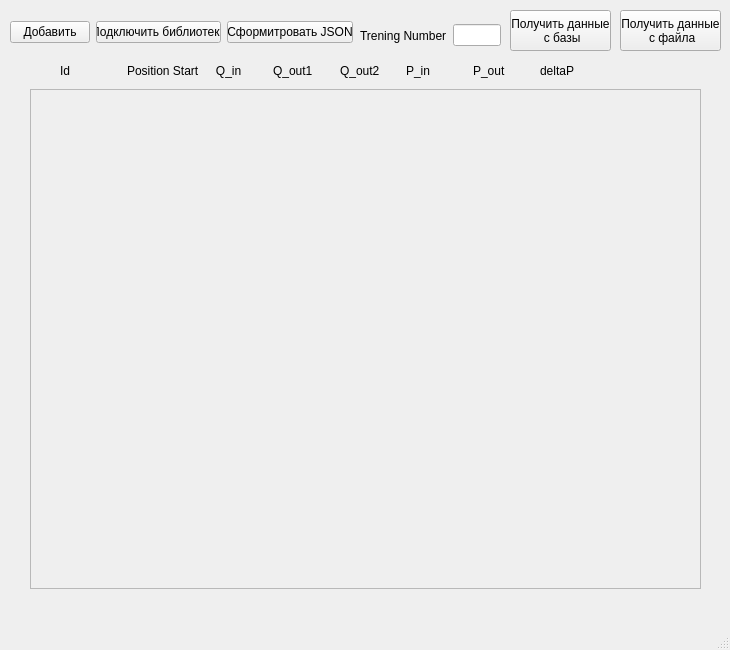
Above: startValueJSON/mainwindow.ui from creusova/startValueJSON before the change. Below: the same form after it.
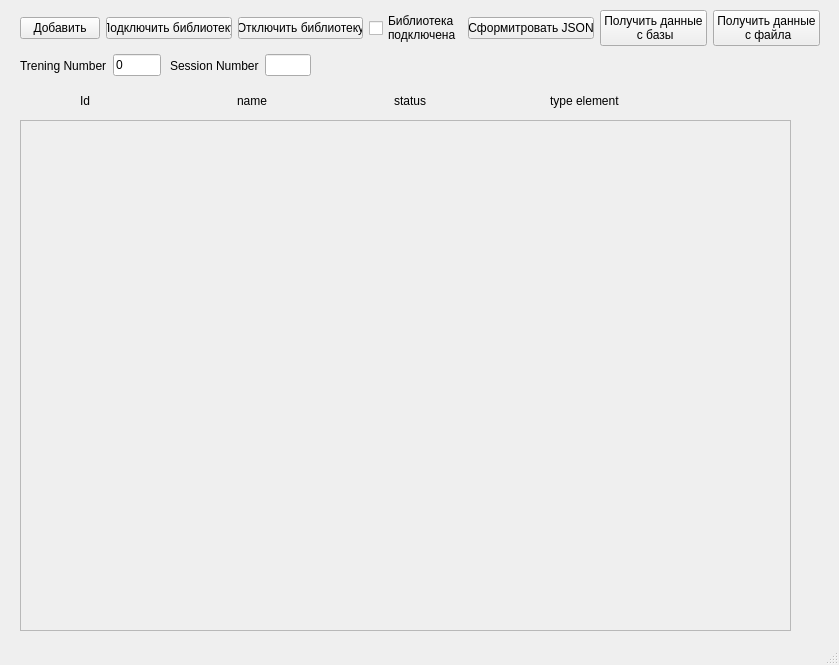
That is the form after the change.

Commit message: Добавила кнопку Отключить библиотеку Добавила чек бокс (подключена/отключена библиотека) id и type_element переделаны в формат число

Patch:
```diff
--- a/startValueJSON/mainwindow.ui
+++ b/startValueJSON/mainwindow.ui
@@ -6,8 +6,8 @@
    <rect>
     <x>0</x>
     <y>0</y>
-    <width>730</width>
-    <height>650</height>
+    <width>839</width>
+    <height>665</height>
    </rect>
   </property>
   <property name="windowTitle">
@@ -17,10 +17,10 @@
    <widget class="QWidget" name="verticalLayoutWidget_2">
     <property name="geometry">
      <rect>
-      <x>10</x>
-      <y>20</y>
-      <width>343</width>
-      <height>25</height>
+      <x>20</x>
+      <y>10</y>
+      <width>800</width>
+      <height>36</height>
      </rect>
     </property>
     <layout class="QHBoxLayout" name="horizontalLayout">
@@ -38,6 +38,21 @@
        </property>
       </widget>
      </item>
+     <item>
+      <widget class="QPushButton" name="closeLib">
+       <property name="text">
+        <string>Отключить библиотеку</string>
+       </property>
+      </widget>
+     </item>
+     <item>
+      <widget class="QCheckBox" name="checkLib">
+       <property name="text">
+        <string>Библиотека
+подключена</string>
+       </property>
+      </widget>
+     </item>
      <item>
       <widget class="QPushButton" name="JSONButton">
        <property name="text">
@@ -45,15 +60,97 @@
        </property>
       </widget>
      </item>
+     <item>
+      <widget class="QPushButton" name="receiveDataBDButton">
+       <property name="text">
+        <string>Получить данные
+ с базы</string>
+       </property>
+      </widget>
+     </item>
+     <item>
+      <widget class="QPushButton" name="receiveDataFileButton">
+       <property name="text">
+        <string>Получить данные
+ с файла</string>
+       </property>
+      </widget>
+     </item>
+    </layout>
+   </widget>
+   <widget class="QWidget" name="layoutWidget">
+    <property name="geometry">
+     <rect>
+      <x>20</x>
+      <y>50</y>
+      <width>141</width>
+      <height>31</height>
+     </rect>
+    </property>
+    <layout class="QHBoxLayout" name="horizontalLayout_3">
+     <item>
+      <widget class="QLabel" name="label_7">
+       <property name="text">
+        <string>Trening Number</string>
+       </property>
+      </widget>
+     </item>
+     <item>
+      <widget class="QLineEdit" name="numberTrening">
+       <property name="text">
+        <string>0</string>
+       </property>
+      </widget>
+     </item>
+    </layout>
+   </widget>
+   <widget class="QWidget" name="horizontalLayoutWidget">
+    <property name="geometry">
+     <rect>
+      <x>80</x>
+      <y>90</y>
+      <width>621</width>
+      <height>21</height>
+     </rect>
+    </property>
+    <layout class="QHBoxLayout" name="horizontalLayout_2">
+     <item>
+      <widget class="QLabel" name="label_3">
+       <property name="text">
+        <string>Id</string>
+       </property>
+      </widget>
+     </item>
+     <item>
+      <widget class="QLabel" name="label_2">
+       <property name="text">
+        <string>name</string>
+       </property>
+      </widget>
+     </item>
+     <item>
+      <widget class="QLabel" name="label">
+       <property name="text">
+        <string>status</string>
+       </property>
+      </widget>
+     </item>
+     <item>
+      <widget class="QLabel" name="label_6">
+       <property name="text">
+        <string>type element</string>
+       </property>
+      </widget>
+     </item>
     </layout>
    </widget>
    <widget class="QScrollArea" name="Scroll">
     <property name="geometry">
      <rect>
-      <x>30</x>
-      <y>89</y>
-      <width>671</width>
-      <height>500</height>
+      <x>20</x>
+      <y>120</y>
+      <width>771</width>
+      <height>511</height>
      </rect>
     </property>
     <property name="layoutDirection">
@@ -70,130 +167,34 @@
       <rect>
        <x>0</x>
        <y>0</y>
-       <width>669</width>
-       <height>498</height>
+       <width>769</width>
+       <height>509</height>
       </rect>
      </property>
     </widget>
    </widget>
-   <widget class="QWidget" name="horizontalLayoutWidget">
+   <widget class="QWidget" name="layoutWidget_2">
     <property name="geometry">
      <rect>
-      <x>60</x>
-      <y>60</y>
-      <width>541</width>
-      <height>21</height>
+      <x>170</x>
+      <y>50</y>
+      <width>141</width>
+      <height>31</height>
      </rect>
     </property>
-    <layout class="QHBoxLayout" name="horizontalLayout_2">
-     <item>
-      <widget class="QLabel" name="label_3">
-       <property name="text">
-        <string>Id</string>
-       </property>
-      </widget>
-     </item>
-     <item>
-      <widget class="QLabel" name="label_2">
-       <property name="text">
-        <string>Position Start</string>
-       </property>
-      </widget>
-     </item>
-     <item>
-      <widget class="QLabel" name="label">
-       <property name="text">
-        <string>   Q_in</string>
-       </property>
-      </widget>
-     </item>
-     <item>
-      <widget class="QLabel" name="label_6">
-       <property name="text">
-        <string>Q_out1</string>
-       </property>
-      </widget>
-     </item>
-     <item>
-      <widget class="QLabel" name="label_5">
-       <property name="text">
-        <string>Q_out2</string>
-       </property>
-      </widget>
-     </item>
-     <item>
-      <widget class="QLabel" name="label_4">
-       <property name="text">
-        <string>P_in</string>
-       </property>
-      </widget>
-     </item>
+    <layout class="QHBoxLayout" name="horizontalLayout_4">
      <item>
       <widget class="QLabel" name="label_8">
        <property name="text">
-        <string>P_out</string>
+        <string>Session Number</string>
        </property>
       </widget>
      </item>
      <item>
-      <widget class="QLabel" name="label_9">
-       <property name="text">
-        <string>deltaP</string>
-       </property>
-      </widget>
+      <widget class="QLineEdit" name="numberTrening_2"/>
      </item>
     </layout>
    </widget>
-   <widget class="QWidget" name="layoutWidget">
-    <property name="geometry">
-     <rect>
-      <x>360</x>
-      <y>20</y>
-      <width>141</width>
-      <height>31</height>
-     </rect>
-    </property>
-    <layout class="QHBoxLayout" name="horizontalLayout_3">
-     <item>
-      <widget class="QLabel" name="label_7">
-       <property name="text">
-        <string>Trening Number</string>
-       </property>
-      </widget>
-     </item>
-     <item>
-      <widget class="QLineEdit" name="numberTrening"/>
-     </item>
-    </layout>
-   </widget>
-   <widget class="QPushButton" name="receiveDataBDButton">
-    <property name="geometry">
-     <rect>
-      <x>510</x>
-      <y>10</y>
-      <width>101</width>
-      <height>41</height>
-     </rect>
-    </property>
-    <property name="text">
-     <string>Получить данные
- с базы</string>
-    </property>
-   </widget>
-   <widget class="QPushButton" name="receiveDataFileButton">
-    <property name="geometry">
-     <rect>
-      <x>620</x>
-      <y>10</y>
-      <width>101</width>
-      <height>41</height>
-     </rect>
-    </property>
-    <property name="text">
-     <string>Получить данные
- с файла</string>
-    </property>
-   </widget>
   </widget>
   <widget class="QMenuBar" name="menubar">
    <property name="geometry">
```
Left out of the diff: 2 changed lines with no effect on the pictures. The commit also changes 20 other files.
